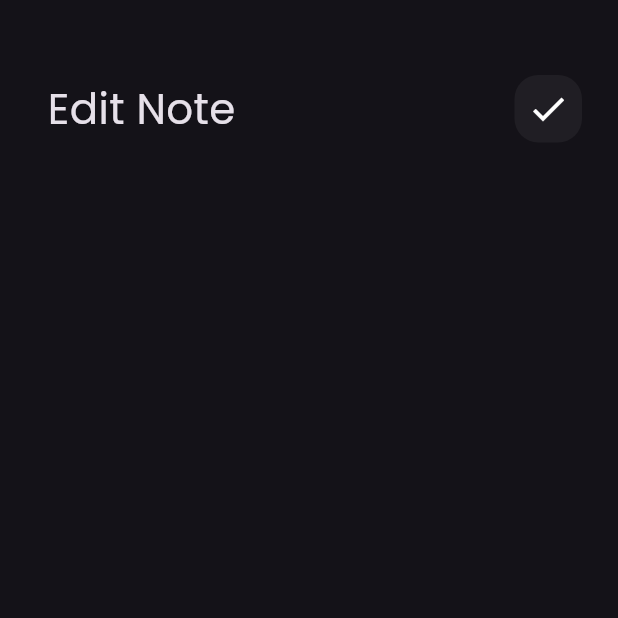
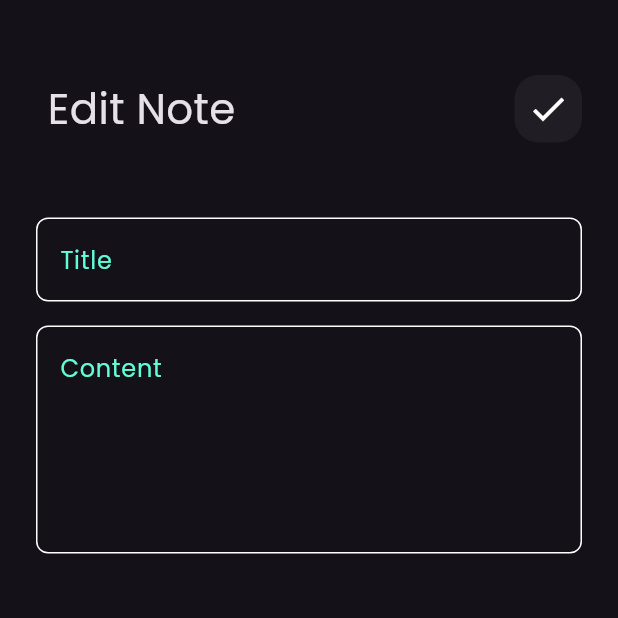
Before and after one commit to OmarKhaled00e/notes_app, a Flutter app: the EditNoteView screen opened directly, on a phone screen of 412 x 824 dp, the top half of it. Run offline on Flutter 3.47's test engine with Material 3 defaults, Android fonts, the phone set to English and light mode, and no system bars; our stand-ins replace font_awesome_flutter.

Commit message:
finish edit note

```diff
--- a/lib/widgets/edit_note_view_body.dart
+++ b/lib/widgets/edit_note_view_body.dart
@@ -1,5 +1,6 @@
 import 'package:flutter/material.dart';
 import 'package:notes_app/widgets/custom_app_bar.dart';
+import 'package:notes_app/widgets/custom_text_filed.dart';
 
 class EditNoteViewBody extends StatelessWidget {
   const EditNoteViewBody({super.key});
@@ -12,6 +13,11 @@ class EditNoteViewBody extends StatelessWidget {
         children: [
           SizedBox(height: 50),
           CustomAppBar(title: ' Edit Note', icon: Icons.check),
+          SizedBox(height: 50,),
+          CustomTextFiled(hint: 'Title'),
+          SizedBox
+          (height: 16,),
+          CustomTextFiled(hint: 'Content', maxLines: 5,)
         ],
       ),
     );
```
